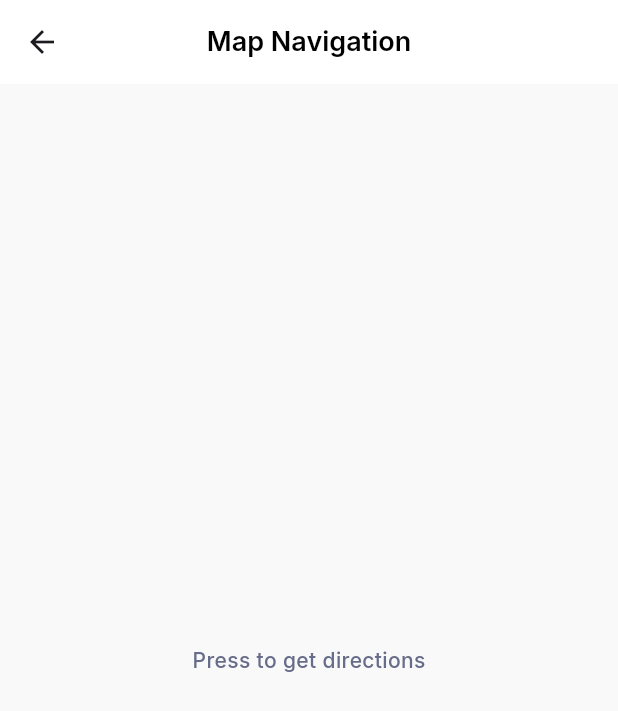
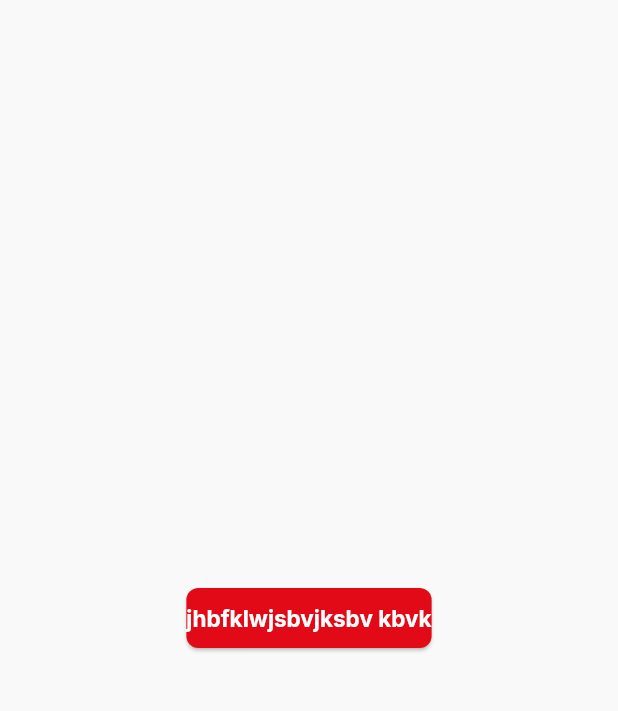
Before and after one commit to aymer-prime/gelirx, a Flutter app: the NavigationPage screen opened by its route, on a phone screen of 412 x 824 dp. Shown: the top 711 px of the screen. Run offline on Flutter 3.47's test engine with Material 3 defaults, Android fonts, the phone set to English and light mode, and no system bars; our stand-ins replace another_flushbar, auto_route, bloc, cached_network_image, connectivity_plus, dartz and 24 more; missing offline and left inert: dart:ffi, flutter_callkit_incoming, flutter_facebook_auth, flutter_map_cancellable_tile_provider, geolocator_platform_interface; accounts and stored records are empty.

```diff
--- a/lib/app/injector/injectable_module.dart
+++ b/lib/app/injector/injectable_module.dart
@@ -1,4 +1,5 @@
 import 'package:dio/dio.dart';
+import 'package:firebase_messaging/firebase_messaging.dart';
 import 'package:flutter/foundation.dart' show immutable;
 import 'package:flutter_facebook_auth/flutter_facebook_auth.dart';
 import 'package:gelirx/app/navigation/app_router.dart';
@@ -35,5 +36,8 @@ abstract class InjectableModules {
   FirebaseAuth get firebaseAuth => FirebaseAuth.instance;
 
   @lazySingleton
+  FirebaseMessaging get firebaseMessaging => FirebaseMessaging.instance;
+
+  @lazySingleton
   Dio get dio => Dio();
 }
--- a/lib/features/auth/data/auth_repository.dart
+++ b/lib/features/auth/data/auth_repository.dart
@@ -4,6 +4,7 @@ import 'dart:io';
 import 'package:dartz/dartz.dart';
 import 'package:dio/dio.dart';
 import 'package:firebase_auth/firebase_auth.dart';
+import 'package:firebase_messaging/firebase_messaging.dart';
 import 'package:flutter_facebook_auth/flutter_facebook_auth.dart';
 import 'package:gelirx/app/local_services/local_services.dart';
 import 'package:gelirx/app/network/api_exception.dart';
@@ -216,6 +217,7 @@ class AuthRepository implements IAuthRepository {
   ) async {
     try {
       var idToken = await firebaseAuth.currentUser!.getIdToken();
+      var fcmToken = await FirebaseMessaging.instance.getToken();
       var data = {
         'lang': 'tr',
         'idToken': idToken,
--- a/lib/features/navigation/presentation/pages/navigation_page.dart
+++ b/lib/features/navigation/presentation/pages/navigation_page.dart
@@ -1,57 +1,41 @@
+
 import 'package:auto_route/auto_route.dart';
-import 'package:flutter/material.dart';
-import 'package:flutter_bloc/flutter_bloc.dart';
-import 'package:latlong2/latlong.dart';
-import 'package:flutter_map/flutter_map.dart';
-import '../../../../app/injector/injection.dart';
-import '../bloc/navigation_bloc.dart';
+import 'package:firebase_messaging/firebase_messaging.dart';
+import 'package:flutter/Material.dart';
+import 'package:url_launcher/url_launcher.dart';
 
 @RoutePage()
-class NavigationPage extends StatelessWidget {
-  final LatLng start = LatLng(37.7749, -122.4194);
-  final LatLng end = LatLng(34.0522, -118.2437);
+class NavigationPage extends StatefulWidget {
+  @override
+  State<NavigationPage> createState() => _NavigationPageState();
+}
+
+class _NavigationPageState extends State<NavigationPage> {
 
   @override
   Widget build(BuildContext context) {
     return Scaffold(
-      appBar: AppBar(title: const Text("Map Navigation")),
-      body: BlocProvider(
-        create: (_) => getIt<NavigationBloc>(),
-        child: BlocBuilder<NavigationBloc, NavigationState>(
-        builder: (context, state) {
-          // Handling different states from the Bloc
-          return state.map(
-            initial: (_) => InkWell(onTap: (){
-              context.read<NavigationBloc>().add(NavigationEvent.getRoute(start, end));
-            }, child: const Center(child: Text("Press to get directions"))),
-            loading: (_) => const Center(child: CircularProgressIndicator()),
-            success: (state) => const Center(child: Text("Tracking location...")),
-            routeSuccess: (state) => FlutterMap(
-              options: MapOptions(
-              initialCenter: start,
-                initialZoom: 13
-            ),
-              children: [
-                TileLayer(
-                  urlTemplate:   'https://mts0.google.com/vt/lyrs=r@289000001&hl=en&src=app&s=Gal&apistyle=s.t%3A0|s.e%3Al|p.v%3Aoff,&x={x}&y={y}&z={z}',
-                  subdomains: ['a', 'b', 'c'],
-                ),
-                PolylineLayer(
-                  polylines: [
-                    Polyline(
-                      points: state.routeInfo.coordinates,
-                      strokeWidth: 4.0,
-                      color: Colors.blue,
-                    ),
-                  ],
-                ),
-              ],
-            ),
-            error: (state) => Center(child: Text("Error: ${state.message}")),
-          );
-        },
+      body: Stack(
+        children: [
+          SizedBox(
+            height: MediaQuery.of(context).size.height * 1,
+            child: Center(
+              child: ElevatedButton(onPressed: () async {
+              String googleMapsUrl =
+                  'https://www.google.com/maps/dir/?api=1&destination=25.197220572496263,55.27435329377886&travelmode=driving';
+              if (await canLaunch(googleMapsUrl)) {
+                var fcmToken = await FirebaseMessaging.instance.getToken();
+                await launch(googleMapsUrl);
+              } else {
+                throw 'Could not launch Google Maps';
+              }
+
+            }, child: Text("jhbfklwjsbvjksbv kbvk"),),)
+
+          ),
+        ],
       ),
-),
     );
   }
+
 }
--- a/pubspec.yaml
+++ b/pubspec.yaml
@@ -73,6 +73,11 @@ dependencies:
   uuid: ^4.5.0
   image_picker: ^1.1.2
   another_flushbar: ^1.12.30
+  firebase_messaging: ^14.7.10
+  flutter_callkit_incoming: ^2.0.4+1
+
+
+
   #flutter_native_splash: ^2.3.8
 
 dev_dependencies:
```
Also changed, not shown: lib/app/local_services/notifiaction_handler.dart (added, +39 -0 lines), lib/main.dart (+22 -0 lines), lib/app/injector/injection.config.dart, 2 other files.
